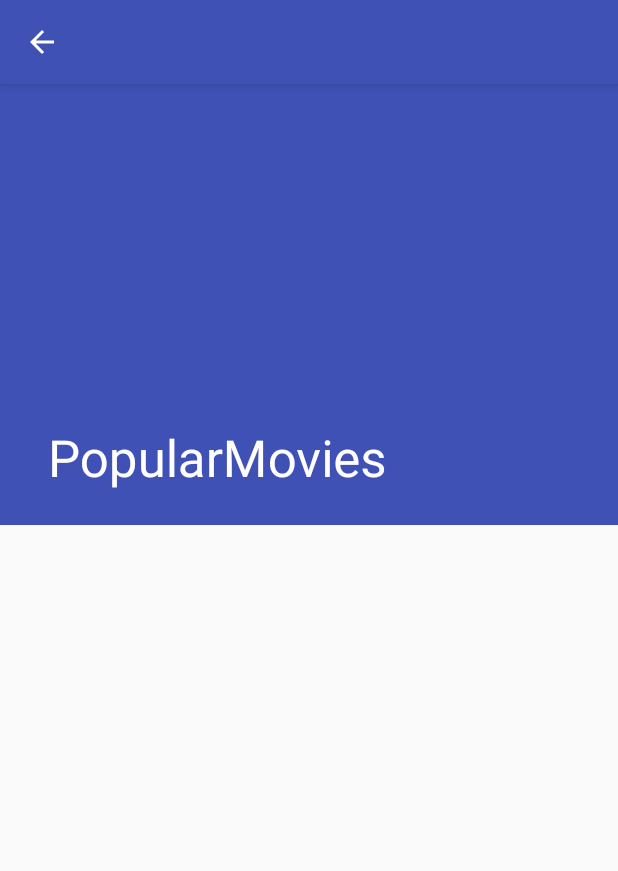
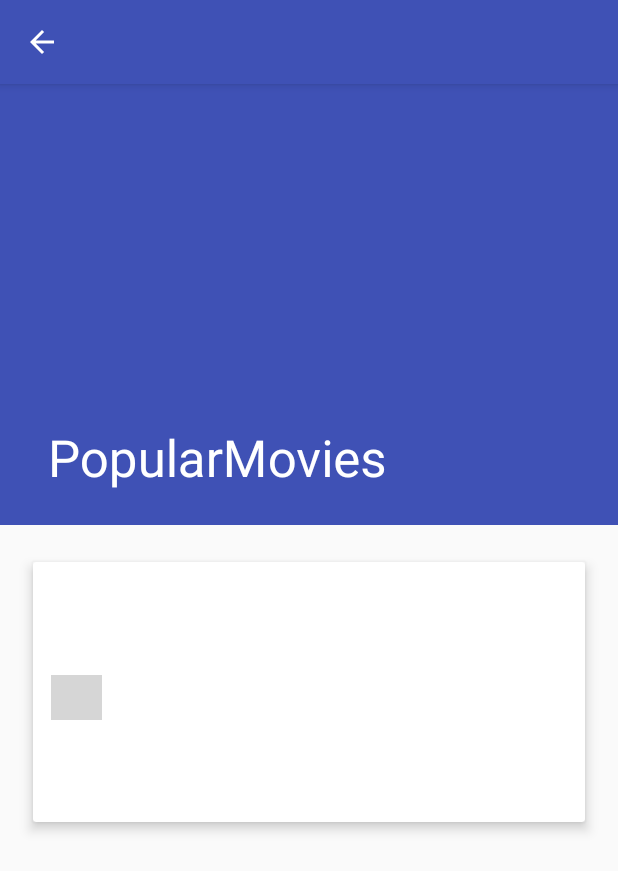
Before and after one commit to michaelmontero/To-Wach, an Android app: the DetailActivity screen opened directly, with no data from a screen before it, on a phone screen of 412 x 824 dp. Shown: the top 871 px of the screen. Run offline under Robolectric (Android 15) with nearby library versions, the light colour scheme and no system bars; our stand-ins replace Picasso; pictures from the network do not load; 3 statements that could not run were skipped; grey boxes are pictures that could not be loaded.

Commit message:
Change activity detail layout

```diff
--- a/app/src/main/java/developer/montero/michael/com/popularmovies/DetailActivity.java
+++ b/app/src/main/java/developer/montero/michael/com/popularmovies/DetailActivity.java
@@ -35,7 +35,9 @@ public class DetailActivity extends AppCompatActivity {
             movie = (Movie)bundle.getSerializable(MainActivity.MOVIE);
         }
 
-        toolbar.setTitle(movie.getTitle());
+        showImage();
+    }
+    private void showImage(){
         URL uri = NetworkUtil.createImageUrl(movie.getImage());
         Picasso.with(this).load(uri.toString()).into(movieImage);
     }
--- a/app/src/main/res/layout/activity_detail.xml
+++ b/app/src/main/res/layout/activity_detail.xml
@@ -40,5 +40,61 @@
         android:clipToPadding="false"
         app:layout_behavior="@string/appbar_scrolling_view_behavior">
 
+        <android.support.v7.widget.CardView
+            android:layout_width="match_parent"
+            android:layout_height="wrap_content"
+            android:layout_margin="16dp"
+            app:cardElevation="5dp"
+            app:cardUseCompatPadding="true">
+            <LinearLayout
+                android:layout_width="match_parent"
+                android:layout_height="wrap_content"
+                android:orientation="vertical">
+                <TextView
+                    android:id="@+id/detail_movie_title"
+                    android:layout_width="wrap_content"
+                    android:layout_height="wrap_content"
+                    android:padding="12dp"
+                    android:textSize="20sp"
+                    android:textStyle="bold"
+                    android:layout_marginTop="12dp"
+                    android:textColor="#000"/>
+
+                <LinearLayout
+                    android:layout_width="match_parent"
+                    android:layout_height="wrap_content"
+                    android:orientation="horizontal"
+                    android:padding="12dp">
+
+                    <ImageView
+                        android:layout_width="0dp"
+                        android:layout_height="30dp"
+                        android:layout_weight="1"
+                        android:src="@mipmap/ic_clock" />
+
+                    <TextView
+                        android:id="@+id/detail_release_date"
+                        android:layout_width="0dp"
+                        android:layout_height="wrap_content"
+                        android:layout_gravity="center_vertical"
+                        android:layout_weight="9"
+                        android:padding="12dp"
+                        android:textColor="#000"
+                        android:textSize="14sp"
+                        android:textStyle="bold" />
+                </LinearLayout>
+
+                <TextView
+                    android:id="@+id/detail_synopsis"
+                    android:layout_gravity="center_vertical"
+                    android:layout_width="wrap_content"
+                    android:layout_height="wrap_content"
+                    android:padding="12dp"
+                    android:textSize="13sp"
+                    android:lineSpacingExtra="1.5dp"
+                    android:textStyle="bold"
+                    android:textColor="#000"/>
+            </LinearLayout>
+        </android.support.v7.widget.CardView>
     </android.support.v4.widget.NestedScrollView>
 </android.support.design.widget.CoordinatorLayout>
```
Lines whose indentation alone changed are shown as unchanged.
